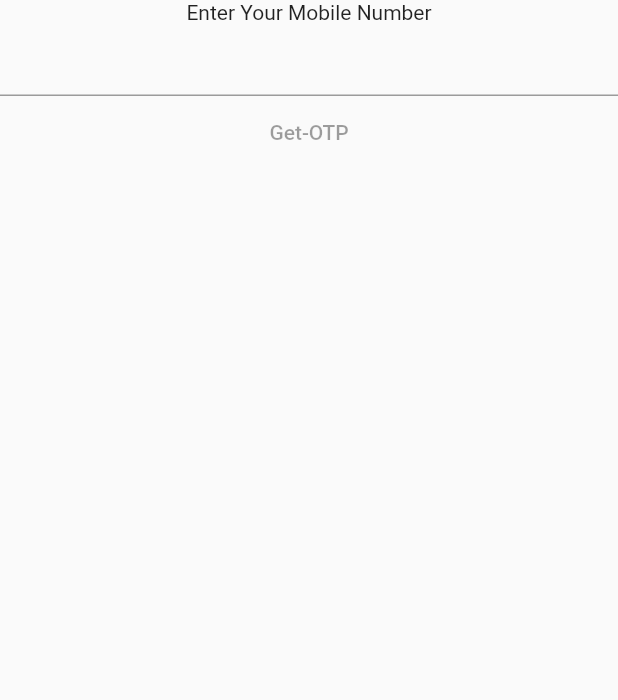
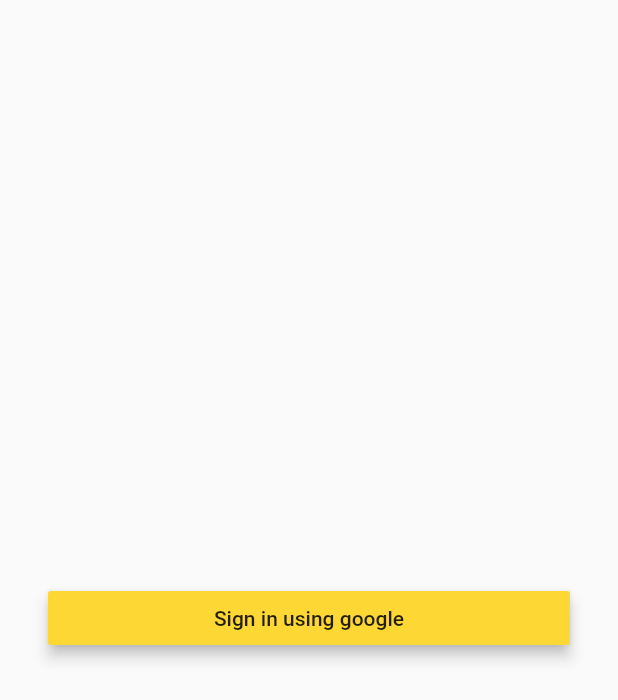
Before and after one commit to mukkul/coin_master, a Flutter app: the screen it shows after launch, on a phone screen of 412 x 824 dp. Shown: the top 700 px of the screen. Run offline on Flutter 3.47's test engine with Material 2 defaults, Android fonts, the phone set to English and light mode, and no system bars; our stand-ins replace easy_localization, firebase_auth, firebase_core, firebase_crashlytics, flutter_bloc, google_sign_in and 2 more; missing offline and left inert: easy_localization_loader; accounts and stored records are empty; Roboto replaces fonts that are missing (Montserrat).

Commit message:
google sign completed

```diff
--- a/assets/string_translations/en.json
+++ b/assets/string_translations/en.json
@@ -1,5 +1,6 @@
 {
     "offlineSnackBarText": "You're offline! Please check your connection!",
     "enterMobileNumber": "Enter Your Mobile Number",
-    "getOTP":"Get OTP"
+    "getOTP":"Get OTP",
+    "loginWithGoogle": "Sign in using google"
 }
--- a/assets/string_translations/hi.json
+++ b/assets/string_translations/hi.json
@@ -1,5 +1,6 @@
 {
     "offlineSnackBarText": "आप ऑफ़लाइन हैं! कृपया अपना कनेक्शन जांचें!",
     "enterMobileNumber": "अपना फोन नंबर दर्ज करे",
-    "getOTP":"ओटीपी प्राप्त करें"
+    "getOTP":"ओटीपी प्राप्त करें",
+    "loginWithGoogle":"गूगल द्वारा लॉगिन करें"
 }
--- a/lib/screens/login/login_screen.dart
+++ b/lib/screens/login/login_screen.dart
@@ -2,7 +2,6 @@
 import 'package:coin_master/controllers/login_controllers/login_controller.dart';
 import 'package:coin_master/utils/localization/localization_util.dart';
 import 'package:coin_master/widgets/button.dart';
-import 'package:coin_master/widgets/input_field.dart';
 import 'package:coin_master/widgets/label_text.dart';
 import 'package:flutter/material.dart';
 import 'package:flutter_bloc/flutter_bloc.dart';
@@ -29,8 +28,6 @@
 class _LoginWidgetState extends State<LoginWidget> {
   @override
   void initState() {
-    LoginController.phoneController = TextEditingController();
-    LoginController.addListenerPhoneInput();
     super.initState();
   }
 
@@ -42,18 +39,18 @@
         builder: (BuildContext context, LoginState state) {
           return SafeArea(
             child: Column(
+              mainAxisAlignment: MainAxisAlignment.center,
+              crossAxisAlignment: CrossAxisAlignment.stretch,
               children: [
-                LabelText(
-                  label:
-                      LocalizationUtil.getTranslatedString('enterMobileNumber'),
-                ),
-                InputField.digitOnly(
-                  textEditingController: LoginController.phoneController,
-                ),
-                Button.primary(
-                  onPressed: null,
-                  child: LabelText(
-                    label: LocalizationUtil.getTranslatedString('Get-OTP'),
+                Padding(
+                  padding: const EdgeInsets.symmetric(horizontal: 32.0),
+                  child: Button.primary(
+                    onPressed: () async =>
+                        await LoginController.signInWithGoogle(context: context),
+                    child: LabelText(
+                      label: LocalizationUtil.getTranslatedString(
+                          'loginWithGoogle'),
+                    ),
                   ),
                 ),
               ],
@@ -66,7 +63,6 @@
 
   @override
   void dispose() {
-    LoginController.phoneController.dispose();
     super.dispose();
   }
 }
--- a/lib/widgets/button.dart
+++ b/lib/widgets/button.dart
@@ -1,31 +1,31 @@
 import 'package:flutter/material.dart';
 
 class Button extends StatelessWidget {
-  const Button({
+  const Button(
+      {super.key, this.child, required this.onPressed, this.buttonColor, this.elevation});
+
+  const Button.primary(
+      {super.key, this.child, required this.onPressed, this.buttonColor, this.elevation});
+
+  const Button.secondary({
     super.key,
     this.child,
     required this.onPressed,
+    this.buttonColor,
+    this.elevation,
   });
 
   final Widget? child;
   final VoidCallback? onPressed;
-
-  const Button.primary({
-    super.key,
-    this.child,
-    required this.onPressed,
-  });
-
-    const Button.secondary({
-    super.key,
-    this.child,
-    required this.onPressed,
-  });
+  final Color? buttonColor;
+  final double? elevation;
 
   @override
   Widget build(BuildContext context) {
     return MaterialButton(
+      color: Colors.yellow.shade600,
       onPressed: onPressed,
+      elevation: 4,
       child: child,
     );
   }
--- a/pubspec.yaml
+++ b/pubspec.yaml
@@ -15,7 +15,9 @@
   easy_localization: ^3.0.1
   firebase_analytics: ^10.3.0
   firebase_crashlytics: ^3.2.0
-  firebase_core: ^2.11.0
+  firebase_core: ^2.13.0
+  firebase_auth: ^4.6.1
+  google_sign_in: ^6.1.2
   easy_localization_loader: ^1.0.1+1
   internet_connection_checker: ^1.0.0+1
   shared_preferences: ^2.1.1
@@ -30,3 +32,4 @@
   uses-material-design: true
   assets:
     - assets/string_translations/
+    - assets/images/
```
Also changed, not shown: lib/controllers/login_controllers/login_controller.dart (+40 -15 lines), lib/main_common.dart (+3 -6 lines), lib/utils/firebase/firebase_config.dart (added, +14 -0 lines), lib/utils/ui/common_ui_elements.dart (+12 -0 lines), assets/images/google_logo.png (added), lib/firebase_options.dart (added), pubspec.lock, 9 other files.
